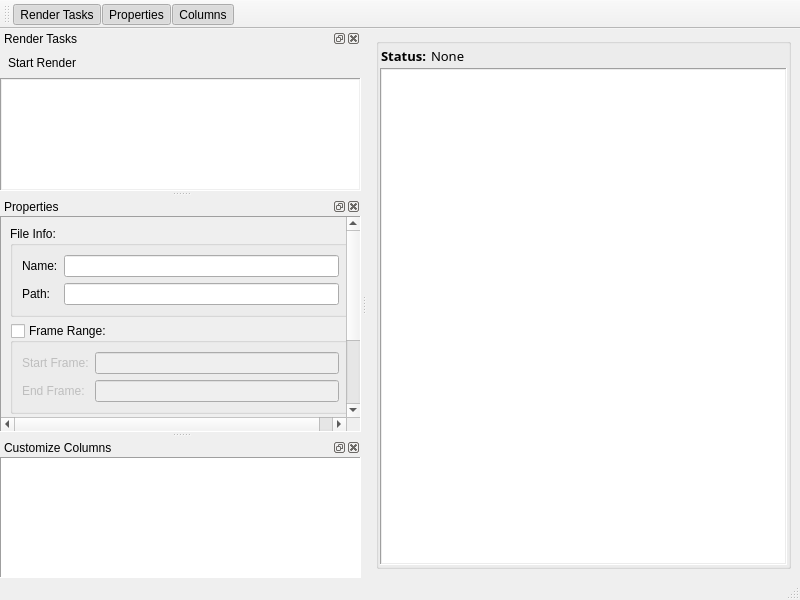
Above: uis/winMain.ui from kaymatrix/lra before the change. Below: the same form after it.
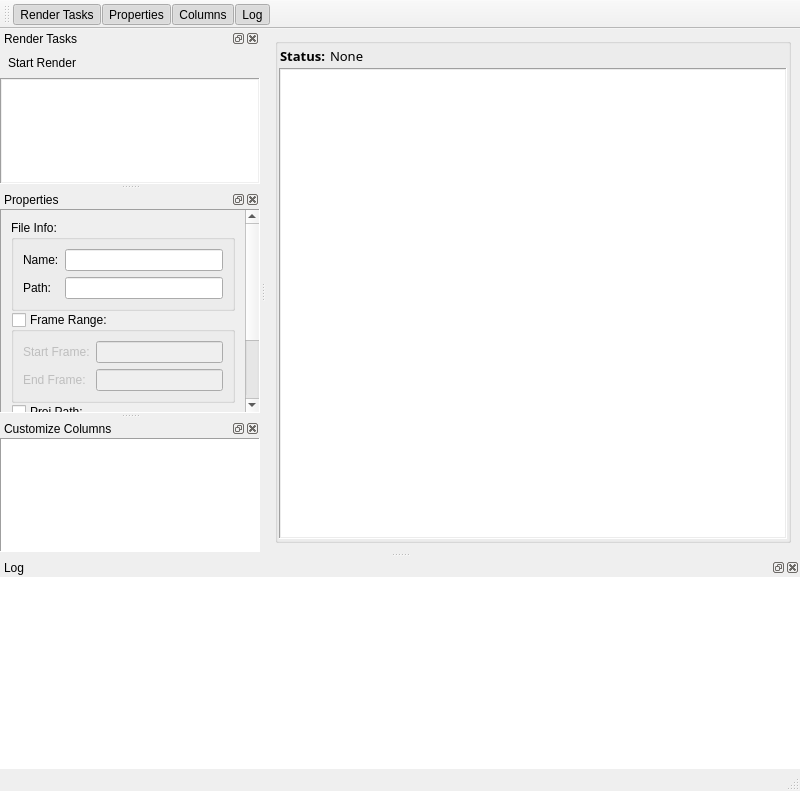
That is the form after the change.

Diff of the .ui file:
```diff
--- a/uis/winMain.ui
+++ b/uis/winMain.ui
@@ -7,14 +7,14 @@
     <x>0</x>
     <y>0</y>
     <width>800</width>
-    <height>600</height>
+    <height>791</height>
    </rect>
   </property>
   <property name="windowTitle">
    <string>MainWindow</string>
   </property>
   <widget class="QWidget" name="centralwidget">
-   <layout class="QGridLayout" name="gridLayout">
+   <layout class="QGridLayout" name="gridLayout_16">
     <item row="0" column="0">
      <widget class="QGroupBox" name="groupBox">
       <property name="title">
@@ -265,18 +265,12 @@
         <property name="geometry">
          <rect>
           <x>0</x>
-          <y>-95</y>
-          <width>359</width>
-          <height>279</height>
+          <y>0</y>
+          <width>134</width>
+          <height>337</height>
          </rect>
         </property>
-        <layout class="QGridLayout" name="gridLayout_13">
-         <property name="horizontalSpacing">
-          <number>0</number>
-         </property>
-         <property name="margin">
-          <number>0</number>
-         </property>
+        <layout class="QGridLayout" name="gridLayout_6">
          <item row="0" column="0">
           <widget class="QFrame" name="frame_3">
            <property name="frameShape">
@@ -285,7 +279,13 @@
            <property name="frameShadow">
             <enum>QFrame::Raised</enum>
            </property>
-           <layout class="QGridLayout" name="gridLayout_6">
+           <layout class="QGridLayout" name="gridLayout_13">
+            <property name="margin">
+             <number>1</number>
+            </property>
+            <property name="spacing">
+             <number>1</number>
+            </property>
             <item row="0" column="0">
              <widget class="QGroupBox" name="frmPropFileInfo">
               <property name="title">
@@ -415,19 +415,6 @@
               </layout>
              </widget>
             </item>
-            <item row="3" column="0">
-             <spacer name="verticalSpacer">
-              <property name="orientation">
-               <enum>Qt::Vertical</enum>
-              </property>
-              <property name="sizeHint" stdset="0">
-               <size>
-                <width>341</width>
-                <height>110</height>
-               </size>
-              </property>
-             </spacer>
-            </item>
             <item row="4" column="0">
              <widget class="QGroupBox" name="frmPropButtons">
               <property name="title">
@@ -472,6 +459,19 @@
               </layout>
              </widget>
             </item>
+            <item row="3" column="0">
+             <spacer name="verticalSpacer">
+              <property name="orientation">
+               <enum>Qt::Vertical</enum>
+              </property>
+              <property name="sizeHint" stdset="0">
+               <size>
+                <width>20</width>
+                <height>40</height>
+               </size>
+              </property>
+             </spacer>
+            </item>
            </layout>
           </widget>
          </item>
@@ -514,6 +514,12 @@
    <property name="windowTitle">
     <string>toolBar</string>
    </property>
+   <property name="iconSize">
+    <size>
+     <width>18</width>
+     <height>18</height>
+    </size>
+   </property>
    <property name="toolButtonStyle">
     <enum>Qt::ToolButtonTextBesideIcon</enum>
    </property>
@@ -526,6 +532,32 @@
    <addaction name="actionRenderTasks"/>
    <addaction name="actionProperties"/>
    <addaction name="actionColumns"/>
+   <addaction name="actionLog"/>
+  </widget>
+  <widget class="QDockWidget" name="dckLog">
+   <property name="windowTitle">
+    <string>Log</string>
+   </property>
+   <attribute name="dockWidgetArea">
+    <number>8</number>
+   </attribute>
+   <widget class="QWidget" name="dockWidgetContents_4">
+    <layout class="QGridLayout" name="gridLayout">
+     <property name="margin">
+      <number>0</number>
+     </property>
+     <property name="spacing">
+      <number>0</number>
+     </property>
+     <item row="0" column="0">
+      <widget class="QTextBrowser" name="tbLog">
+       <property name="frameShape">
+        <enum>QFrame::NoFrame</enum>
+       </property>
+      </widget>
+     </item>
+    </layout>
+   </widget>
   </widget>
   <action name="actionRenderTasks">
    <property name="checkable">
@@ -560,6 +592,17 @@
     <string>Columns</string>
    </property>
   </action>
+  <action name="actionLog">
+   <property name="checkable">
+    <bool>true</bool>
+   </property>
+   <property name="checked">
+    <bool>true</bool>
+   </property>
+   <property name="text">
+    <string>Log</string>
+   </property>
+  </action>
  </widget>
  <resources/>
  <connections/>
```
Left out of the diff: 30 changed lines with no effect on the pictures.
